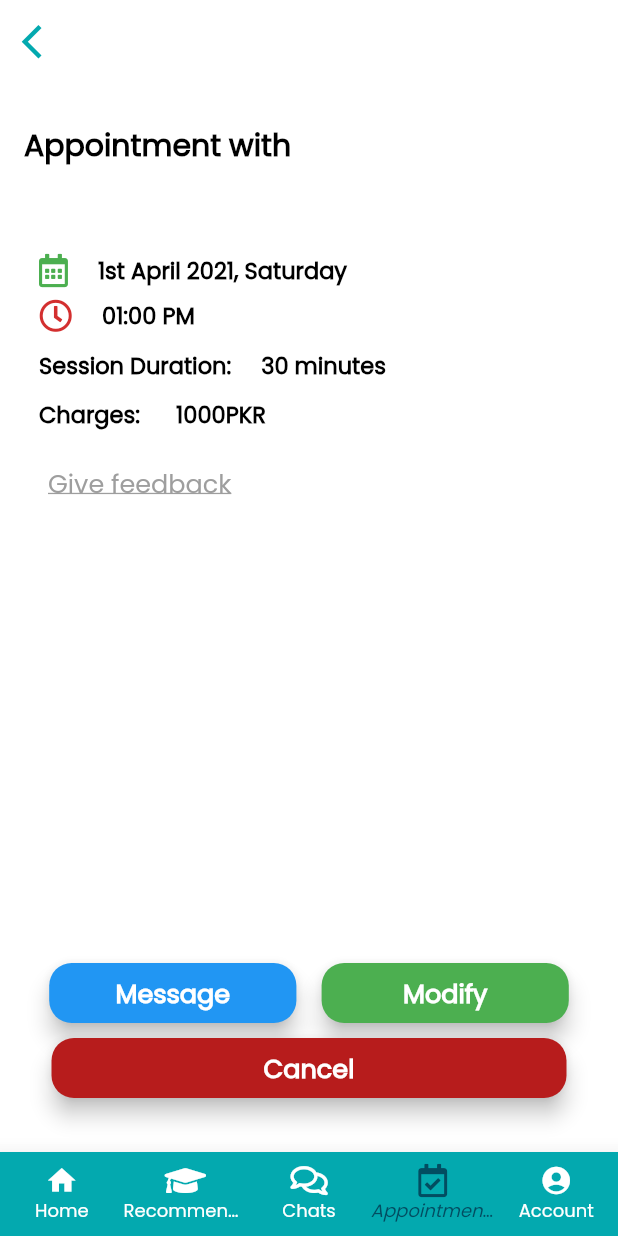
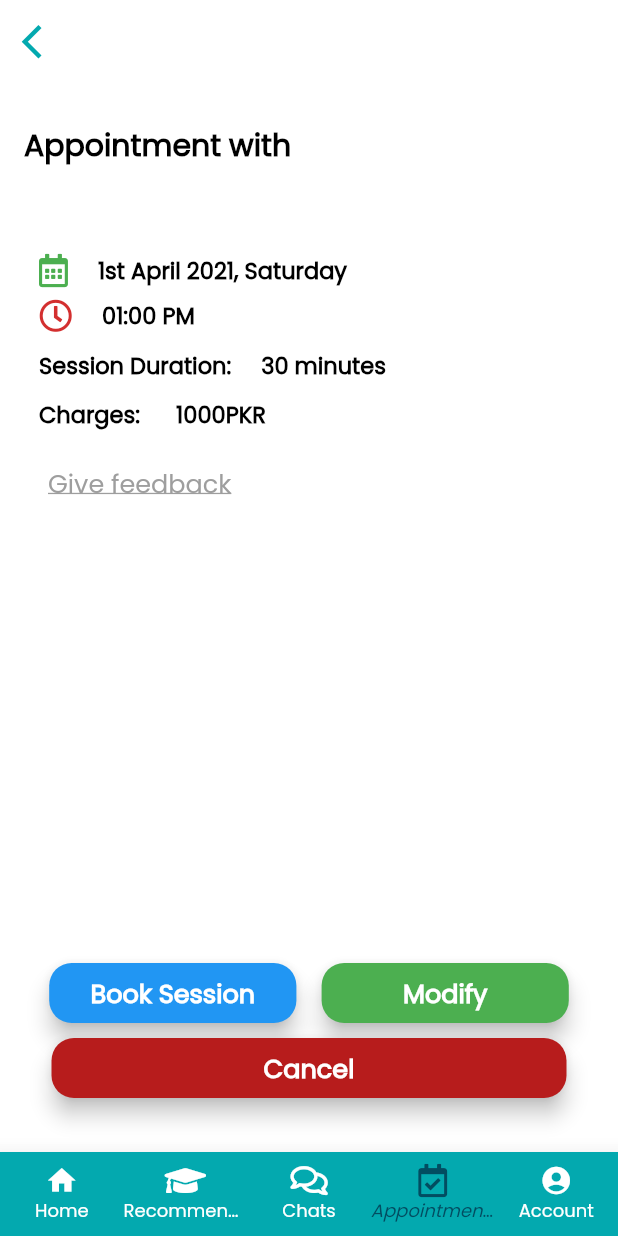
Before and after one commit to rzaheer/Rehnuma, a Flutter app: the AppointmentDetails screen opened directly with empty values, on a phone screen of 412 x 824 dp. Run offline on Flutter 3.47's test engine with Material 2 defaults, Android fonts, the light colour scheme and no system bars; our stand-ins replace carousel_slider, cloud_firestore, datetime_picker_formfield, email_validator, firebase_auth, firebase_core and 5 more; missing offline and left inert: autocomplete_textfield, email_auth, filter_list; accounts and stored records are empty.

Commit message:
student chat fixes

```diff
--- a/lib/CustomWidgets/Appointmentcard.dart
+++ b/lib/CustomWidgets/Appointmentcard.dart
@@ -150,7 +150,7 @@ class AppointmentCard extends StatelessWidget {
                           Navigator.push(
                               context,
                               MaterialPageRoute(
-                                  builder: (context) => AppointmentDetails(mentor:MentorModel(fullName: appointmentModel.mentorName,
+                                  builder: (context) => AppointmentDetails(appointment: appointmentModel,mentor:MentorModel(fullName: appointmentModel.mentorName,
                                   mentorId: appointmentModel.mentorId
                                   ),)));
                         },
--- a/lib/Screens/Student/Homepage/Appointmentsettings/Appointdetails.dart
+++ b/lib/Screens/Student/Homepage/Appointmentsettings/Appointdetails.dart
@@ -4,6 +4,7 @@ import 'package:finalyearproject/CustomWidgets/Custombutton.dart';
 import 'package:finalyearproject/CustomWidgets/Customdialog.dart';
 import 'package:finalyearproject/Global.dart';
 import 'package:finalyearproject/Screens/chatScreens/chat_page.dart';
+import 'package:finalyearproject/models/AppointmentModel.dart';
 import 'package:finalyearproject/models/mentorModel.dart';
 import 'package:flutter/material.dart';
 import 'package:font_awesome_flutter/font_awesome_flutter.dart';
@@ -11,7 +12,8 @@ import 'package:intl/intl.dart';
 
 class AppointmentDetails extends StatefulWidget {
   final MentorModel mentor;
-  AppointmentDetails({this.mentor});
+  final AppointmentModel appointment;
+  AppointmentDetails({this.mentor,this.appointment});
   @override
   _AppointmentDetailsState createState() => _AppointmentDetailsState();
 }
@@ -208,7 +210,28 @@ class _AppointmentDetailsState extends State<AppointmentDetails> {
                   mainAxisAlignment: MainAxisAlignment.spaceEvenly,
                   crossAxisAlignment: CrossAxisAlignment.center,
                   children: [
+                    widget.appointment.activateChat==false?
                     CustomButton(
+                      buttoncolor: Colors.blue,
+                      title: 'Book Session',
+                      onPressed: () {
+                        ///
+                        showDialog(
+                            context: context,
+                            builder: (BuildContext dialogContext) {
+                              return CustomDialog(
+                                  buttonText: 'Book Session',
+                                  contentString: 'Text',
+                                  titleString: "Initiating your session now😊",
+                                  button1Function: () {
+
+                                  });
+                            });
+                      },
+                      height: 40,
+                      width: size.width / 2.5,
+                    )
+                     :CustomButton(
                       buttoncolor: Colors.blue,
                       title: 'Message',
                       onPressed: () {
--- a/lib/Screens/Student/Homepage/Home/BookAppointment/BookAppointment1.dart
+++ b/lib/Screens/Student/Homepage/Home/BookAppointment/BookAppointment1.dart
@@ -307,7 +307,10 @@ class _BookAppointment1State extends State<BookAppointment1> {
                               isCompleted: false,
                               mentorName: widget.mentor.fullName,
                               paymentReceived: false,
-                              studentId: prov.currStudent.studentId);
+                              studentId: prov.currStudent.studentId,
+                              activateChat: false,
+                              studentName: prov.currStudent.firstname
+                              );
                           await DBService()
                               .postAppointment(appointment)
                               .then((success) {
--- a/lib/models/AppointmentModel.dart
+++ b/lib/models/AppointmentModel.dart
@@ -1,8 +1,8 @@
 class AppointmentModel {
-  String appointmentId, mentorId, studentId, slotId, mentorName;
+  String appointmentId, mentorId, studentId, slotId, mentorName,studentName;
   DateTime startTime, endTime;
 
-  bool isCompleted, paymentReceived;
+  bool isCompleted, paymentReceived,activateChat;
 
   AppointmentModel(
       {this.appointmentId,
@@ -13,7 +13,10 @@ class AppointmentModel {
       this.endTime,
       this.startTime,
       this.isCompleted,
-      this.paymentReceived});
+      this.paymentReceived,
+      this.activateChat,
+      this.studentName
+      });
 
   factory AppointmentModel.fromJson(Map<String, dynamic> json) =>
       AppointmentModel(
@@ -25,7 +28,10 @@ class AppointmentModel {
           startTime: json["startTime"].toDate(),
           isCompleted: json["isCompleted"],
           mentorName: json["mentorName"],
-          paymentReceived: json["paymentReceived"]);
+          paymentReceived: json["paymentReceived"],
+          activateChat: json["activateChat"],
+          studentName: json["studentName"]
+          );
 
   Map<String, dynamic> toJson() => {
         "appointmentId": appointmentId,
@@ -36,6 +42,8 @@ class AppointmentModel {
         "isCompleted": isCompleted,
         "slotId": slotId,
         "mentorName": mentorName,
-        "paymentReceived": paymentReceived
+        "paymentReceived": paymentReceived,
+        "activateChat":activateChat,
+        "studentName":studentName
       };
 }
```
